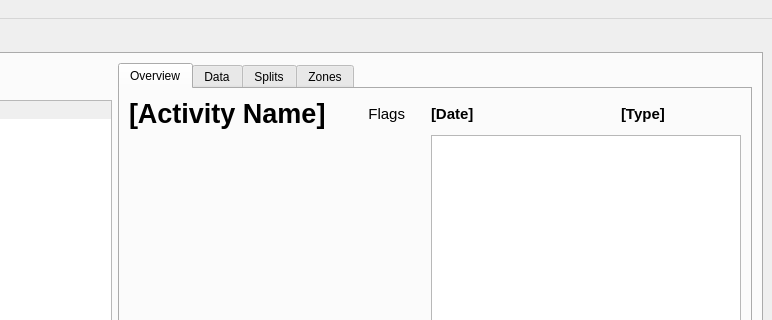
Old version of the form main.ui in the repository TomFryers/activate; both pictures show x 508 to 1280 and y 0 to 320 of the 1280 by 720 pixel window.
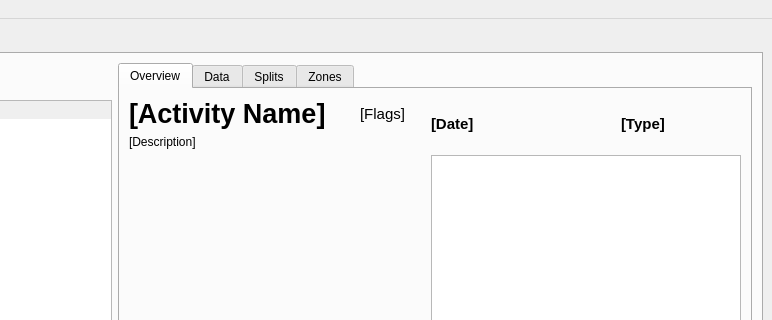
New version of the form. The open tabs and pages were chosen to show the change. Custom widgets are drawn as their Qt base class.

Commit message: Add activity descriptions

Patch:
```diff
--- a/main.ui
+++ b/main.ui
@@ -304,7 +304,9 @@
            </attribute>
            <layout class="QGridLayout" name="gridLayout">
             <item row="0" column="0">
-             <layout class="QHBoxLayout" name="horizontalLayout_2">
+             <layout class="QVBoxLayout" name="activity_text_area">
+              <item>
+               <layout class="QHBoxLayout" name="activity_name_and_flags">
               <item>
                <widget class="QLabel" name="activity_name_label">
                 <property name="font">
@@ -327,13 +329,22 @@
                  </font>
                 </property>
                 <property name="text">
-                 <string>Flags</string>
+                   <string>[Flags]</string>
                 </property>
                 <property name="alignment">
                  <set>Qt::AlignRight|Qt::AlignTrailing|Qt::AlignVCenter</set>
                 </property>
                 <property name="indent">
                  <number>20</number>
+                  </property>
+                 </widget>
+                </item>
+               </layout>
+              </item>
+              <item>
+               <widget class="QLabel" name="description_label">
+                <property name="text">
+                 <string>[Description]</string>
                 </property>
                </widget>
               </item>
```
Left out of the diff: 2 changed lines with no effect on the pictures. Lines whose indentation alone changed are shown as unchanged. The commit also changes 3 other files.
